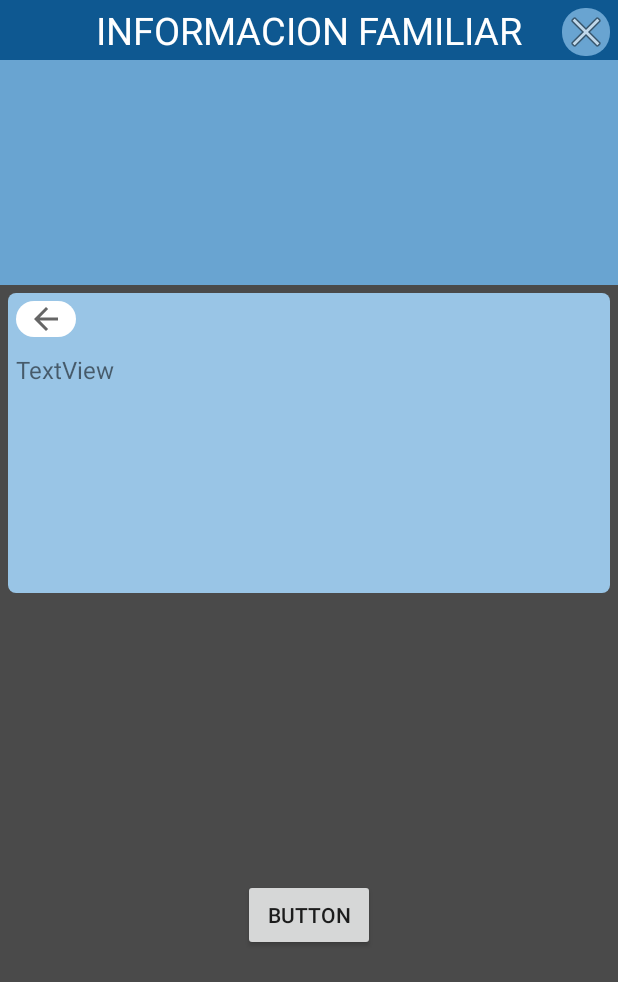
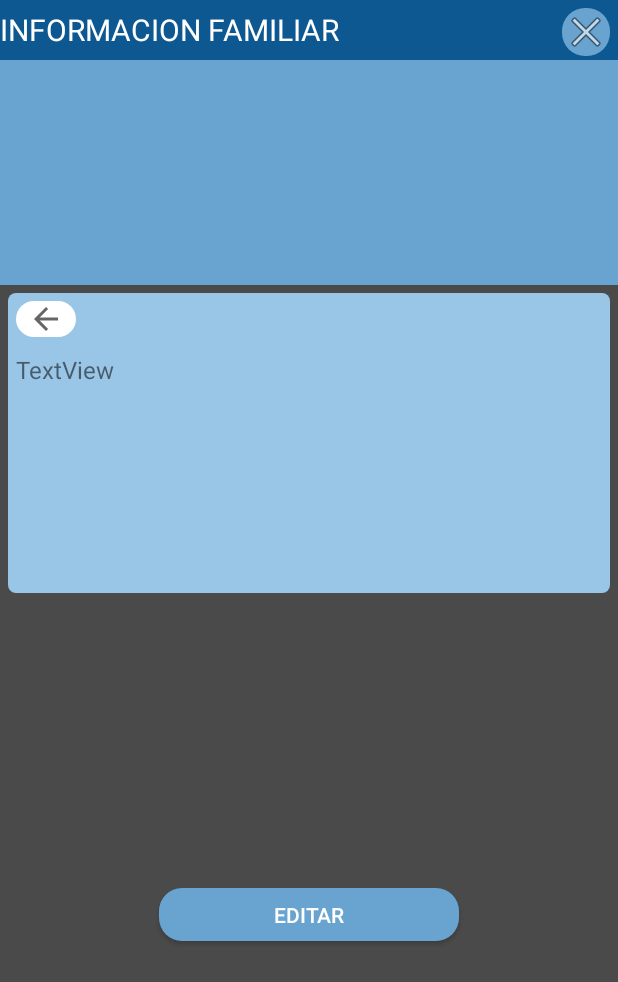
Before and after one commit to ernestosa95/RelevAr, an Android app: the layout alert_info_familia.xml on its own in the app's theme, with its tools: preview values and no code run, on a phone screen of 412 x 824 dp. Shown: the top 982 px of the screen. Run offline under Robolectric (Android 15) with nearby library versions, the phone set to English and light mode, and no system bars; network calls fail.

Commit message:
para probrar

```diff
--- a/app/src/main/res/layout/alert_info_familia.xml
+++ b/app/src/main/res/layout/alert_info_familia.xml
@@ -11,10 +11,10 @@
         android:layout_width="0dp"
         android:layout_height="40dp"
         android:background="#0E5891"
-        android:gravity="center_horizontal|center_vertical"
+        android:gravity="center_vertical"
         android:text="@string/info_familiar"
         android:textColor="#FFFFFF"
-        android:textSize="25sp"
+        android:textSize="20sp"
         app:layout_constraintEnd_toEndOf="parent"
         app:layout_constraintStart_toStartOf="parent"
         app:layout_constraintTop_toTopOf="parent" />
@@ -82,9 +82,13 @@
 
     <Button
         android:id="@+id/EDITARREGISTRO"
-        android:layout_width="wrap_content"
-        android:layout_height="wrap_content"
-        android:text="Button"
+        android:layout_width="200dp"
+        android:layout_height="35dp"
+        android:layout_margin="5dp"
+        android:background="@drawable/button1"
+        android:text="@string/editar"
+        android:textColor="#FFFFFF"
+        android:textSize="14sp"
         app:layout_constraintBottom_toBottomOf="parent"
         app:layout_constraintEnd_toEndOf="parent"
         app:layout_constraintStart_toStartOf="parent"
```
Also changed, not shown: app/src/main/java/com/example/relevar/Familia.java (+6 -2 lines).
